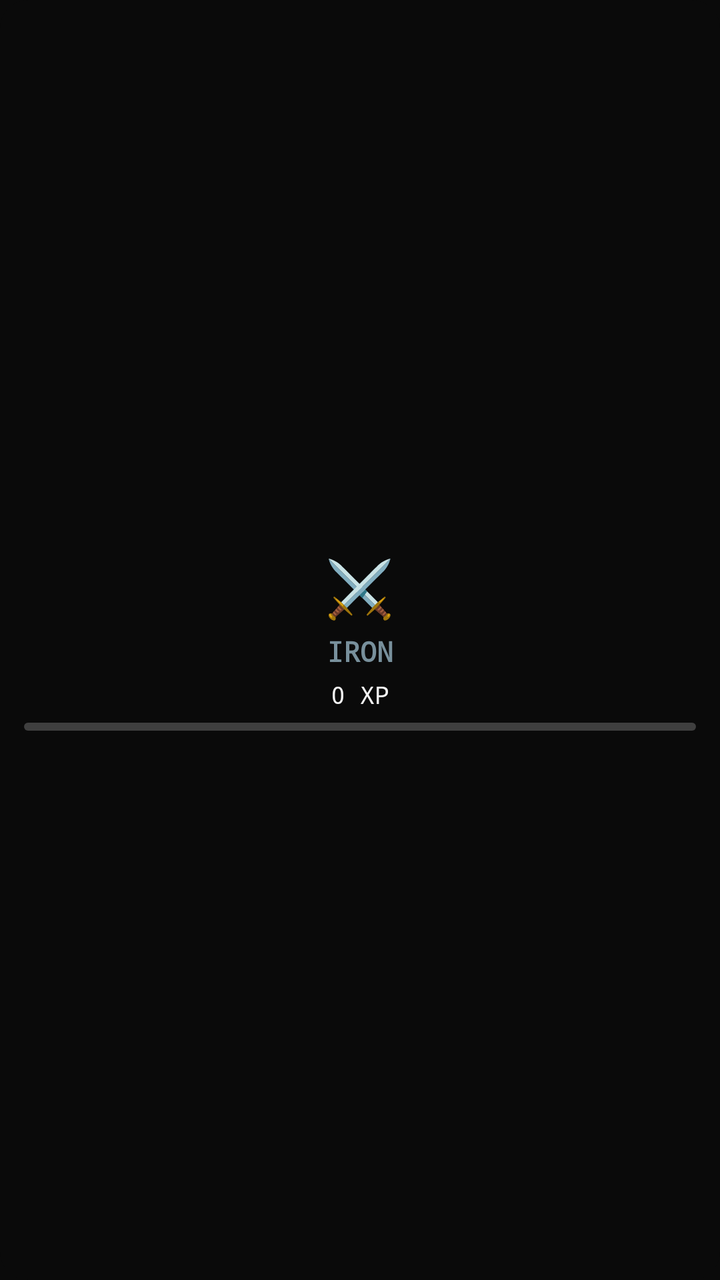
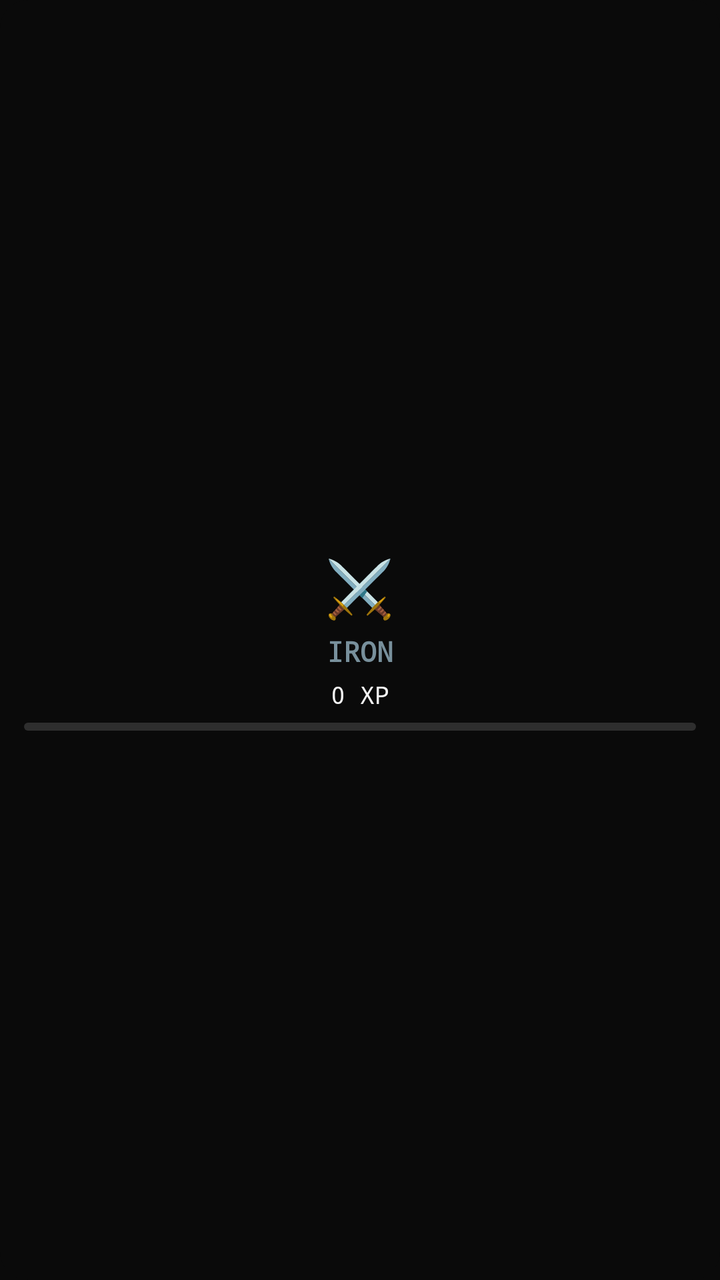

Two renders of the same Android screen: before a commit and after it. Below are the layout's source before the change and the commit's diff.
<!-- AndroidManifest.xml: application theme Theme.Forge -->
<!-- res/layout/widget_rank.xml -->
<?xml version="1.0" encoding="utf-8"?>
<LinearLayout
    xmlns:android="http://schemas.android.com/apk/res/android"
    android:layout_width="match_parent"
    android:layout_height="match_parent"
    android:orientation="vertical"
    android:background="@drawable/widget_bg"
    android:padding="12dp"
    android:gravity="center">

    <TextView
        android:id="@+id/tv_widget_rank_emoji"
        android:layout_width="wrap_content"
        android:layout_height="wrap_content"
        android:text="⚔️"
        android:textSize="28sp"
        android:layout_marginBottom="4dp" />

    <TextView
        android:id="@+id/tv_widget_rank_name"
        android:layout_width="wrap_content"
        android:layout_height="wrap_content"
        android:text="IRON"
        android:textColor="#78909C"
        android:textSize="14sp"
        android:fontFamily="monospace"
        android:textStyle="bold"
        android:layout_marginBottom="4dp" />

    <TextView
        android:id="@+id/tv_widget_xp"
        android:layout_width="wrap_content"
        android:layout_height="wrap_content"
        android:text="0 XP"
        android:textColor="#F5F5F5"
        android:textSize="12sp"
        android:fontFamily="monospace"
        android:layout_marginBottom="6dp" />

    <ProgressBar
        android:id="@+id/pb_widget_rank"
        style="@android:style/Widget.ProgressBar.Horizontal"
        android:layout_width="match_parent"
        android:layout_height="4dp"
        android:max="100"
        android:progress="0"
        android:progressDrawable="@drawable/bg_xp_progress"
        android:background="@drawable/bg_xp_bar" />

</LinearLayout>
<!-- resources referenced by this layout -->
<resources>
  <!-- drawable bg_xp_bar (drawable) -->
  <?xml version="1.0" encoding="utf-8"?>
  <shape xmlns:android="http://schemas.android.com/apk/res/android"
      android:shape="rectangle">
      <solid android:color="@color/surface3" />
      <corners android:radius="@dimen/radius_sm" />
  </shape>
  <!-- drawable bg_xp_progress (drawable) -->
  <?xml version="1.0" encoding="utf-8"?>
  <shape xmlns:android="http://schemas.android.com/apk/res/android"
      android:shape="rectangle">
      <solid android:color="#25ffffff"/>
      <corners android:radius="10dp"/>
  </shape>
  <!-- drawable widget_bg (drawable) -->
  <?xml version="1.0" encoding="utf-8"?>
  <shape xmlns:android="http://schemas.android.com/apk/res/android"
      android:shape="rectangle">
      <solid android:color="@color/widget_bg" />
      <corners android:radius="@dimen/radius_xl" />
  </shape>
  <style name="Theme.Forge" parent="Theme.Material3.Dark.NoActionBar">
          <item name="colorPrimary">@color/red</item>
          <item name="colorPrimaryContainer">@color/red_alpha30</item>
          <item name="colorOnPrimary">@color/white</item>
          <item name="colorSecondary">@color/red</item>
          <item name="colorSecondaryContainer">@color/red_alpha20</item>
          <item name="colorOnSecondary">@color/white</item>
          <item name="colorSurface">@color/surface1</item>
          <item name="colorOnSurface">@color/fg</item>
          <item name="colorSurfaceVariant">@color/surface2</item>
          <item name="colorOnSurfaceVariant">@color/fg2</item>
          <item name="colorError">@color/red_light</item>
          <item name="colorOnError">@color/white</item>
          <item name="android:colorBackground">@color/bg</item>
          <item name="colorOnBackground">@color/fg</item>
          <item name="android:windowBackground">@color/bg</item>
          <item name="android:statusBarColor">@color/bg</item>
          <item name="android:navigationBarColor">@color/bg</item>
          <item name="android:windowLightStatusBar">false</item>
          <item name="android:windowLightNavigationBar">false</item>
          <item name="android:textColorPrimary">@color/fg</item>
          <item name="android:textColorSecondary">@color/fg2</item>
          <item name="android:textColorHint">@color/fg3</item>
          <item name="android:fontFamily">monospace</item>
      </style>
  <color name="surface3">#FF1E1E1E</color>
  <dimen name="radius_sm">4dp</dimen>
  <color name="widget_bg">#E60A0A0A</color>
  <dimen name="radius_xl">14dp</dimen>
  <color name="red">#FFE53935</color>
  <color name="red_alpha30">#4DE53935</color>
  <color name="white">#FFFFFFFF</color>
  <color name="red_alpha20">#33E53935</color>
  <color name="surface1">#FF111111</color>
  <color name="fg">#FFF5F5F5</color>
  <color name="surface2">#FF171717</color>
  <color name="fg2">#FF9E9E9E</color>
  <color name="red_light">#FFFF5252</color>
  <color name="bg">#FF0A0A0A</color>
  <color name="fg3">#FF555555</color>
</resources>

<!-- the commit's change to res/layout/widget_rank.xml (unified diff, before → after) -->
@@ -44,7 +44,6 @@
         android:layout_height="4dp"
         android:max="100"
         android:progress="0"
-        android:progressDrawable="@drawable/bg_xp_progress"
-        android:background="@drawable/bg_xp_bar" />
+        android:progressDrawable="@drawable/widget_progress_bar" />
 
 </LinearLayout>
<!-- resource entries referenced after the edit -->
@@ -1,19 +1,5 @@
 <!-- resources referenced by this layout -->
 <resources>
-  <!-- drawable bg_xp_bar (drawable) -->
-  <?xml version="1.0" encoding="utf-8"?>
-  <shape xmlns:android="http://schemas.android.com/apk/res/android"
-      android:shape="rectangle">
-      <solid android:color="@color/surface3" />
-      <corners android:radius="@dimen/radius_sm" />
-  </shape>
-  <!-- drawable bg_xp_progress (drawable) -->
-  <?xml version="1.0" encoding="utf-8"?>
-  <shape xmlns:android="http://schemas.android.com/apk/res/android"
-      android:shape="rectangle">
-      <solid android:color="#25ffffff"/>
-      <corners android:radius="10dp"/>
-  </shape>
   <!-- drawable widget_bg (drawable) -->
   <?xml version="1.0" encoding="utf-8"?>
   <shape xmlns:android="http://schemas.android.com/apk/res/android"
@@ -21,6 +7,24 @@
       <solid android:color="@color/widget_bg" />
       <corners android:radius="@dimen/radius_xl" />
   </shape>
+  <!-- drawable widget_progress_bar (drawable) -->
+  <?xml version="1.0" encoding="utf-8"?>
+  <layer-list xmlns:android="http://schemas.android.com/apk/res/android">
+      <item android:id="@android:id/background">
+          <shape android:shape="rectangle">
+              <solid android:color="#25FFFFFF" />
+              <corners android:radius="4dp" />
+          </shape>
+      </item>
+      <item android:id="@android:id/progress">
+          <clip>
+              <shape android:shape="rectangle">
+                  <solid android:color="#E53935" />
+                  <corners android:radius="4dp" />
+              </shape>
+          </clip>
+      </item>
+  </layer-list>
   <style name="Theme.Forge" parent="Theme.Material3.Dark.NoActionBar">
           <item name="colorPrimary">@color/red</item>
           <item name="colorPrimaryContainer">@color/red_alpha30</item>
@@ -46,8 +50,6 @@
           <item name="android:textColorHint">@color/fg3</item>
           <item name="android:fontFamily">monospace</item>
       </style>
-  <color name="surface3">#FF1E1E1E</color>
-  <dimen name="radius_sm">4dp</dimen>
   <color name="widget_bg">#E60A0A0A</color>
   <dimen name="radius_xl">14dp</dimen>
   <color name="red">#FFE53935</color>
